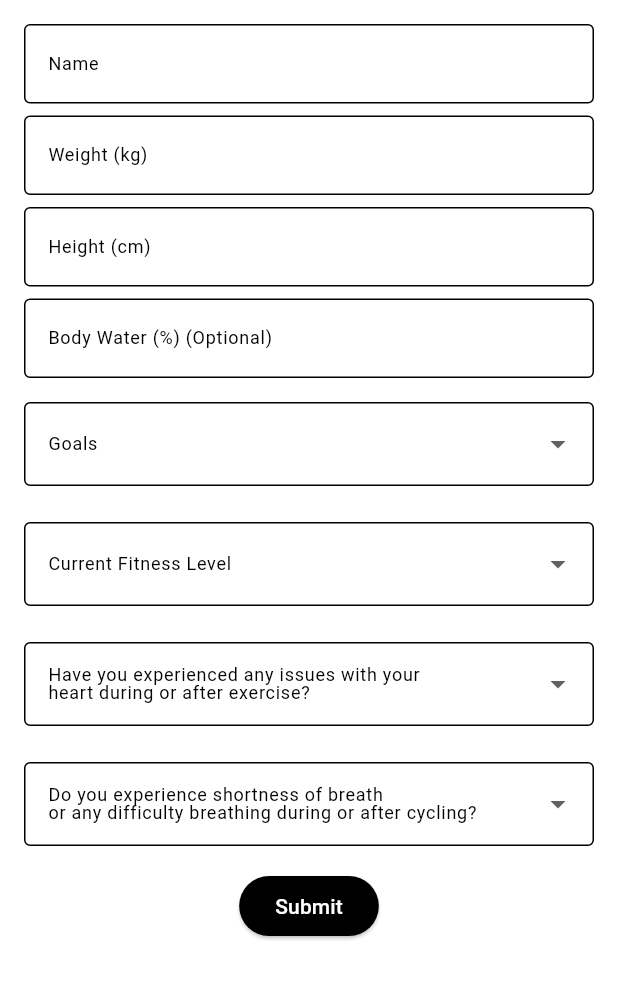
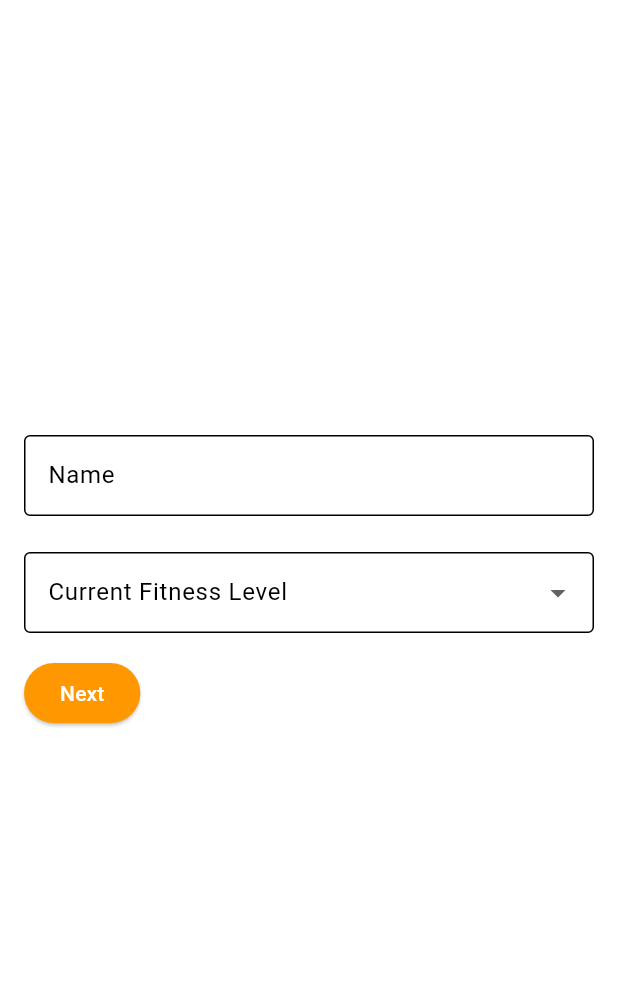
Before and after one commit to 1Jerome23/FitRide, a Flutter app: the QuestionPage screen opened by its route, on a phone screen of 412 x 824 dp, the part 84-1084 px from its top. Run offline on Flutter 3.47's test engine with Material 3 defaults, Android fonts, the phone set to English and light mode, and no system bars; our stand-ins replace cloud_firestore, firebase_auth, firebase_core, font_awesome_flutter, geolocator, google_fonts and 6 more; accounts and stored records are empty.

Commit message:
questionnaire fixed
- can improve design
- removed unnecessary questions

```diff
--- a/fitride/lib/main.dart
+++ b/fitride/lib/main.dart
@@ -54,7 +54,7 @@ class MyApp extends StatelessWidget {
       ),
       initialRoute: '/',
       routes: {
-        '/': (context) => LoginPage(),
+        '/': (context) => QuestionPage(),
         '/questionnaire': (context) => QuestionPage(),
         '/homepage': (context) => WidgetTree(),
         '/recommendation': (context) => RecommendationPage(),
--- a/fitride/lib/pages/question.dart
+++ b/fitride/lib/pages/question.dart
@@ -16,19 +16,9 @@ class _QuestionPageState extends State<QuestionPage> {
   final TextEditingController _heightController = TextEditingController();
   final TextEditingController _bodyWaterController = TextEditingController();
 
-  String? _selectedGoal;
-  String? _selectedHealthIssue;
   String? _selectedActivityLevel;
   String? _experiencedHeartRateIssues;
   String? _difficultyBreathing;
-  String? _interestedInCardioEndurance;
-
-  final List<String> _goals = [
-    'Weight loss',
-    'Muscle building',
-    'Improving endurance',
-    'Stress reduction',
-  ];
 
   final List<String> _activityLevels = [
     'Beginner',
@@ -40,6 +30,8 @@ class _QuestionPageState extends State<QuestionPage> {
     'Yes',
     'No',
   ];
+
+  int _currentStep = 0;
 
   @override
   void dispose() {
@@ -56,7 +48,6 @@ class _QuestionPageState extends State<QuestionPage> {
       final weight = _weightController.text.isNotEmpty ? _weightController.text : null;
       final height = _heightController.text.isNotEmpty ? _heightController.text : null;
       final bodyWater = _bodyWaterController.text.isNotEmpty ? _bodyWaterController.text : null;
-      final healthIssues = _selectedHealthIssue;
       final activityLevel = _selectedActivityLevel;
 
       User? user = FirebaseAuth.instance.currentUser;
@@ -69,17 +60,15 @@ class _QuestionPageState extends State<QuestionPage> {
 
       String uid = user.uid;
 
-      // Save to Firestore
       try {
         await FirebaseFirestore.instance
-            .collection('User Questionnaires') // Collection name
-            .doc(uid) // Use UID as the document ID
+            .collection('User Questionnaires')
+            .doc(uid)
             .set({
           'name': name,
           'weight': weight,
           'height': height,
           'bodyWater': bodyWater,
-          'healthIssues': healthIssues,
           'activityLevel': activityLevel,
           'experiencedHeartRateIssues': _experiencedHeartRateIssues,
           'difficultyBreathing': _difficultyBreathing,
@@ -93,11 +82,8 @@ class _QuestionPageState extends State<QuestionPage> {
         _formKey.currentState!.reset();
         setState(() {
           _selectedActivityLevel = null;
-          _selectedGoal = null;
-          _selectedHealthIssue = null;
           _experiencedHeartRateIssues = null;
           _difficultyBreathing = null;
-          _interestedInCardioEndurance = null;
         });
         SharedPreferences prefs = await SharedPreferences.getInstance();
         await prefs.setString('userName', name);
@@ -126,24 +112,28 @@ class _QuestionPageState extends State<QuestionPage> {
         ],
       ),
     ),
-      body: SingleChildScrollView(
+    body: Center(
+      child: SingleChildScrollView(
         child: Padding(
           padding: const EdgeInsets.all(16.0),
           child: Form(
             key: _formKey,
             child: Column(
+              crossAxisAlignment: CrossAxisAlignment.center,
               children: [
-                // Name input field
-                TextFormField(
+                if (_currentStep == 0) ...[
+                  Padding(
+                    padding: const EdgeInsets.symmetric(vertical: 8.0),
+                    child: TextFormField(
                       controller: _nameController,
                       decoration: InputDecoration(
                         labelText: 'Name',
-                    labelStyle: TextStyle(fontSize: 12),
                         border: OutlineInputBorder(),
                         filled: true,
                         fillColor: Colors.white,
+                        contentPadding: EdgeInsets.symmetric(horizontal: 12, vertical: 15),
                       ),
-                  style: TextStyle(color: Colors.black, fontSize: 14),
+                      style: TextStyle(color: Colors.black),
                       validator: (value) {
                         if (value == null || value.isEmpty) {
                           return 'Please enter your name';
@@ -151,114 +141,20 @@ class _QuestionPageState extends State<QuestionPage> {
                         return null;
                       },
                     ),
-                SizedBox(height: 8),
-                TextFormField(
-                  controller: _weightController,
+                  ),
+                  SizedBox(height: 16),
+                  DropdownButtonFormField<String>(
+                    value: _selectedActivityLevel,
                     decoration: InputDecoration(
-                    labelText: 'Weight (kg)',
-                    labelStyle: TextStyle(fontSize: 12),
+                      labelText: 'Current Fitness Level',
                       border: OutlineInputBorder(),
                       filled: true,
                       fillColor: Colors.white,
+                      contentPadding: EdgeInsets.symmetric(horizontal: 12, vertical: 15),
                     ),
-                  style: TextStyle(color: Colors.black, fontSize: 14),
-                  keyboardType: TextInputType.number,
-                  validator: (value) {
-                    if (value == null || value.isEmpty) {
-                      return 'Please enter your weight';
-                    }
-                    return null;
-                  },
-                ),
-                SizedBox(height: 8),
-                // Height input field (required)
-                TextFormField(
-                  controller: _heightController,
-                  decoration: InputDecoration(
-                    labelText: 'Height (cm)',
-                    labelStyle: TextStyle(fontSize: 12),
-                    border: OutlineInputBorder(),
-                    filled: true,
-                    fillColor: Colors.white,
-                  ),
-                  style: TextStyle(color: Colors.black, fontSize: 14),
-                  keyboardType: TextInputType.number,
-                  validator: (value) {
-                    if (value == null || value.isEmpty) {
-                      return 'Please enter your height';
-                    }
-                    return null;
-                  },
-                ),
-                SizedBox(height: 8),
-
-                // Body Water input field (optional)
-                TextFormField(
-                  controller: _bodyWaterController,
-                  decoration: InputDecoration(
-                    labelText: 'Body Water (%) (Optional)',
-                    labelStyle: TextStyle(fontSize: 12),
-                    border: OutlineInputBorder(),
-                    filled: true,
-                    fillColor: Colors.white,
-                  ),
-                  style: TextStyle(color: Colors.black, fontSize: 14),
-                  keyboardType: TextInputType.number,
-                ),
-                SizedBox(height: 8),
-
-                // Goal dropdown field
-                Container(
-                  padding: EdgeInsets.symmetric(vertical: 8.0),
-                  child: DropdownButtonFormField<String>(
-                    value: _selectedGoal,
-                    decoration: InputDecoration(
-                      labelText: 'Goals',
-                      labelStyle: TextStyle(fontSize: 12),
-                      border: OutlineInputBorder(),
-                      filled: true,
-                      fillColor: Colors.white,
-                    ),
-                    style: TextStyle(color: Colors.black, fontSize: 14),
-                    items: _goals
-                        .map((goal) => DropdownMenuItem(
-                              value: goal,
-                              child: Text(goal),
-                            ))
-                        .toList(),
-                    onChanged: (value) {
-                      setState(() {
-                        _selectedGoal = value;
-                      });
-                    },
-                    validator: (value) {
-                      if (value == null || value.isEmpty) {
-                        return 'Please select a goal';
-                      }
-                      return null;
-                    },
-                  ),
-                ),
-                SizedBox(height: 8),
-
-                // Activity Level dropdown field
-                Container(
-                  padding: EdgeInsets.symmetric(vertical: 8.0),
-                  child: DropdownButtonFormField<String>(
-                    value: _selectedActivityLevel,
-                    decoration: InputDecoration(
-                      labelText: 'Current Fitness Level',
-                      labelStyle: TextStyle(fontSize: 12),
-                      border: OutlineInputBorder(),
-                      filled: true,
-                      fillColor: Colors.white,
-                    ),
-                    style: TextStyle(color: Colors.black, fontSize: 14),
+                    style: TextStyle(color: Colors.black),
                     items: _activityLevels
-                        .map((level) => DropdownMenuItem(
-                              value: level,
-                              child: Text(level),
-                            ))
+                        .map((level) => DropdownMenuItem(value: level, child: Text(level, style: TextStyle(color: Colors.black))))
                         .toList(),
                     onChanged: (value) {
                       setState(() {
@@ -267,31 +163,145 @@ class _QuestionPageState extends State<QuestionPage> {
                     },
                     validator: (value) {
                       if (value == null || value.isEmpty) {
-                        return 'Please select an activity level';
+                        return 'Please select your fitness level';
+                      }
+                      return null;
+                    },
+                  ),
+                  SizedBox(height: 16),
+                  Row(
+                    mainAxisAlignment: MainAxisAlignment.spaceBetween,
+                    children: [
+                      ElevatedButton(
+                        onPressed: () {
+                          if (_formKey.currentState?.validate() ?? false) {
+                            setState(() {
+                              _currentStep++;
+                            });
+                          }
+                        },
+                        style: ElevatedButton.styleFrom(
+                          backgroundColor: Colors.orange,
+                        ),
+                        child: Text('Next'),
+                      ),
+                    ],
+                  ),
+                ],
+                if (_currentStep == 1) ...[
+                  Padding(
+                    padding: const EdgeInsets.symmetric(vertical: 8.0),
+                    child: TextFormField(
+                      controller: _weightController,
+                      decoration: InputDecoration(
+                        labelText: 'Weight (kg)',
+                        border: OutlineInputBorder(),
+                        filled: true,
+                        fillColor: Colors.white,
+                        contentPadding: EdgeInsets.symmetric(horizontal: 12, vertical: 15),
+                      ),
+                      style: TextStyle(color: Colors.black),
+                      keyboardType: TextInputType.number,
+                      validator: (value) {
+                        if (value == null || value.isEmpty) {
+                          return 'Please enter your weight';
+                        }
+                        final double? weight = double.tryParse(value);
+                        if (weight == null || weight <= 0) {
+                          return 'Enter a valid weight';
                         }
                         return null;
                       },
                     ),
                   ),
-                SizedBox(height: 8),
-
-                // Heart Rate Issues dropdown field
-                Container(
-                  padding: EdgeInsets.symmetric(vertical: 8.0),
-                  child: DropdownButtonFormField<String>(
-                    value: _experiencedHeartRateIssues,
+                  SizedBox(height: 16),
+                  TextFormField(
+                    controller: _heightController,
                     decoration: InputDecoration(
-                      labelText: 'Have you experienced any issues with your\nheart during or after exercise?',
-                      labelStyle: TextStyle(fontSize: 12),
+                      labelText: 'Height (cm)',
                       border: OutlineInputBorder(),
                       filled: true,
                       fillColor: Colors.white,
+                      contentPadding: EdgeInsets.symmetric(horizontal: 12, vertical: 15),
                     ),
-                    style: TextStyle(color: Colors.black, fontSize: 14),
+                    style: TextStyle(color: Colors.black),
+                    keyboardType: TextInputType.number,
+                    validator: (value) {
+                      if (value == null || value.isEmpty) {
+                        return 'Please enter your height';
+                      }
+                      final double? height = double.tryParse(value);
+                      if (height == null || height <= 0) {
+                        return 'Enter a valid height';
+                      }
+                      return null;
+                    },
+                  ),
+                  SizedBox(height: 16),
+                  TextFormField(
+                    controller: _bodyWaterController,
+                    decoration: InputDecoration(
+                      labelText: 'Body Water (%) (Optional)',
+                      border: OutlineInputBorder(),
+                      filled: true,
+                      fillColor: Colors.white,
+                      contentPadding: EdgeInsets.symmetric(horizontal: 12, vertical: 15),
+                    ),
+                    style: TextStyle(color: Colors.black),
+                    keyboardType: TextInputType.number,
+                  ),
+                  SizedBox(height: 16),
+                  Row(
+                    mainAxisAlignment: MainAxisAlignment.spaceBetween,
+                    children: [
+                      ElevatedButton(
+                        onPressed: () {
+                          setState(() {
+                            _currentStep--;
+                          });
+                        },
+                        style: ElevatedButton.styleFrom(
+                          backgroundColor: Colors.orange,
+                        ),
+                        child: Text('Back'),
+                      ),
+                      ElevatedButton(
+                        onPressed: () {
+                          if (_formKey.currentState?.validate() ?? false) {
+                            setState(() {
+                              _currentStep++;
+                            });
+                          }
+                        },
+                        style: ElevatedButton.styleFrom(
+                          backgroundColor: Colors.orange,
+                        ),
+                        child: Text('Next'),
+                      ),
+                    ],
+                  ),
+                ],
+                if (_currentStep == 2) ...[
+                  Padding(
+                    padding: const EdgeInsets.symmetric(vertical: 8.0),
+                    child: Text(
+                      'Have you experienced any heart rate issues?',
+                      style: TextStyle(fontSize: 12, color: Colors.black),
+                    ),
+                  ),
+                  DropdownButtonFormField<String>(
+                    value: _experiencedHeartRateIssues,
+                    decoration: InputDecoration(
+                      border: OutlineInputBorder(),
+                      filled: true,
+                      fillColor: Colors.white,
+                      contentPadding: EdgeInsets.symmetric(horizontal: 12, vertical: 15),
+                    ),
+                    style: TextStyle(color: Colors.black),
                     items: _yesNoOptions
-                        .map((option) => DropdownMenuItem(
+                        .map((option) => DropdownMenuItem<String>(
                               value: option,
-                              child: Text(option),
+                              child: Text(option, style: TextStyle(color: Colors.black)),
                             ))
                         .toList(),
                     onChanged: (value) {
@@ -301,31 +311,32 @@ class _QuestionPageState extends State<QuestionPage> {
                     },
                     validator: (value) {
                       if (value == null || value.isEmpty) {
-                        return 'Please answer if you have heart rate issues';
+                        return 'Please select an option';
                       }
                       return null;
                     },
                   ),
+                  SizedBox(height: 16),
+                  Padding(
+                    padding: const EdgeInsets.symmetric(vertical: 8.0),
+                    child: Text(
+                      'Difficulty breathing during or after cycling?',
+                      style: TextStyle(fontSize: 12, color: Colors.black),
                     ),
-                SizedBox(height: 8),
-
-                // Breathing Difficulty dropdown field
-                Container(
-                  padding: EdgeInsets.symmetric(vertical: 8.0),
-                  child: DropdownButtonFormField<String>(
+                  ),
+                  DropdownButtonFormField<String>(
                     value: _difficultyBreathing,
                     decoration: InputDecoration(
-                      labelText: 'Do you experience shortness of breath\nor any difficulty breathing during or after cycling?',
-                      labelStyle: TextStyle(fontSize: 12),
                       border: OutlineInputBorder(),
                       filled: true,
                       fillColor: Colors.white,
+                      contentPadding: EdgeInsets.symmetric(horizontal: 12, vertical: 15),
                     ),
-                    style: TextStyle(color: Colors.black, fontSize: 14),
+                    style: TextStyle(color: Colors.black),
                     items: _yesNoOptions
-                        .map((option) => DropdownMenuItem(
+                        .map((option) => DropdownMenuItem<String>(
                               value: option,
-                              child: Text(option),
+                              child: Text(option, style: TextStyle(color: Colors.black)),
                             ))
                         .toList(),
                     onChanged: (value) {
@@ -335,22 +346,43 @@ class _QuestionPageState extends State<QuestionPage> {
                     },
                     validator: (value) {
                       if (value == null || value.isEmpty) {
-                        return 'Please answer if you have difficulty breathing';
+                        return 'Please select an option';
                       }
                       return null;
                     },
                   ),
+                  SizedBox(height: 16),
+                  Row(
+                    mainAxisAlignment: MainAxisAlignment.spaceBetween,
+                    children: [
+                      ElevatedButton(
+                        onPressed: () {
+                          setState(() {
+                            _currentStep--;
+                          });
+                        },
+                        style: ElevatedButton.styleFrom(
+                          backgroundColor: Colors.orange,
                         ),
-                SizedBox(height: 8),
+                        child: Text('Back'),
+                      ),
                       ElevatedButton(
                         onPressed: _submitForm,
+                        style: ElevatedButton.styleFrom(
+                          backgroundColor: Colors.orange,
+                        ),
                         child: Text('Submit'),
                       ),
                     ],
+                  ),
+                ],
+              ],
+            ),
           ),
         ),
       ),
     ),
   );
 }
+
 }
```
Lines whose indentation alone changed are shown as unchanged.
